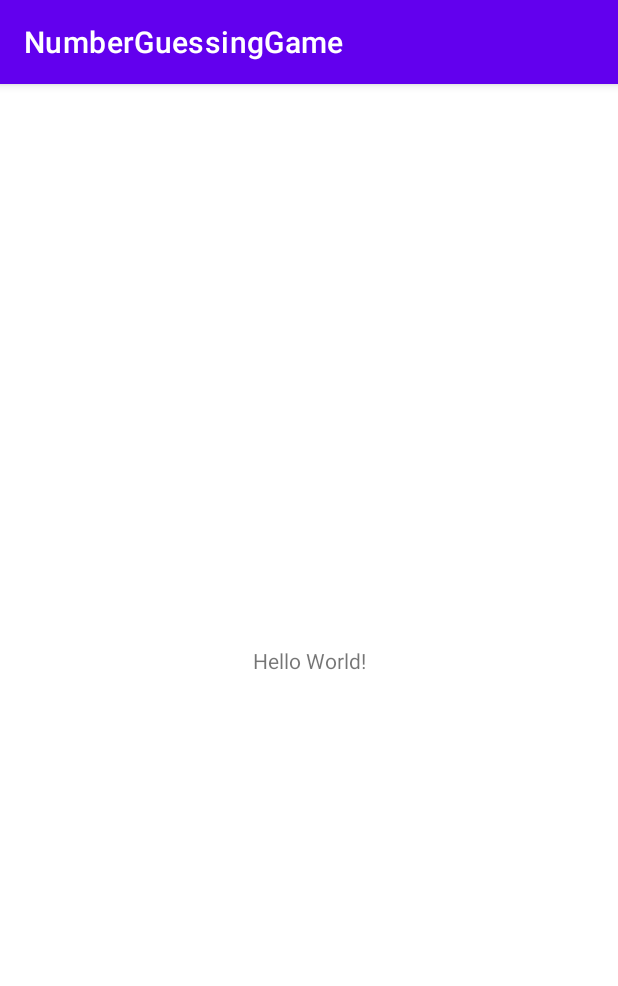
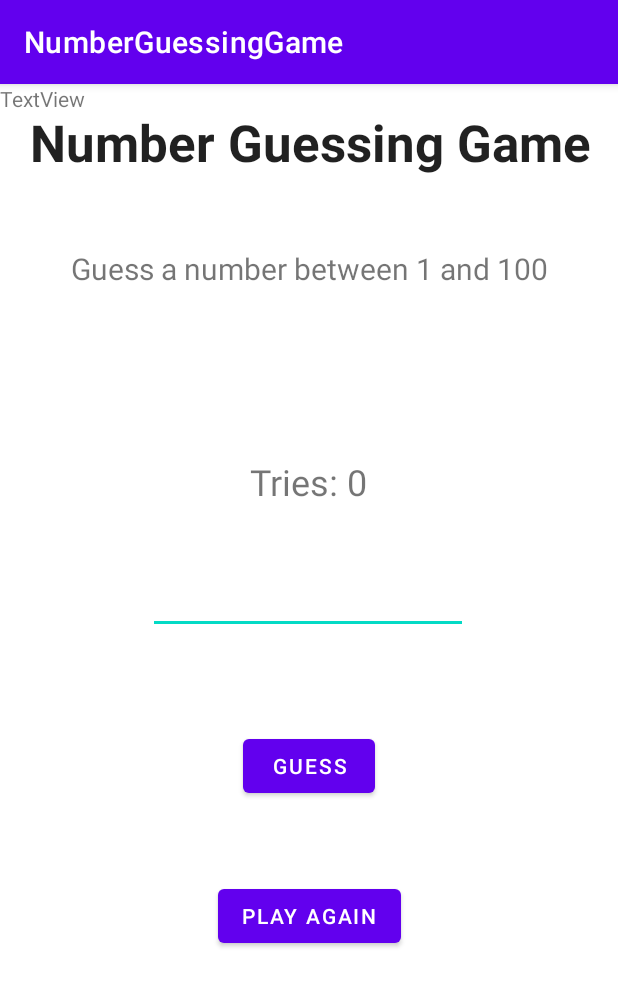
Before and after one commit to ShemarS/Nuumber-Guessing-Game, an Android app: the screen it shows after launch (MainActivity), on a phone screen of 412 x 824 dp. Shown: the top 986 px of the screen. Run offline under Robolectric (Android 15) with nearby library versions, the phone set to English and light mode, and no system bars.

Commit message:
fixed UI and created generate function

```diff
--- a/app/build.gradle
+++ b/app/build.gradle
@@ -1,6 +1,7 @@
 plugins {
     id 'com.android.application'
     id 'kotlin-android'
+    id 'kotlin-android-extensions'
 }
 
 android {
--- a/app/src/main/java/com/example/numberguessinggame/MainActivity.kt
+++ b/app/src/main/java/com/example/numberguessinggame/MainActivity.kt
@@ -2,14 +2,38 @@ package com.example.numberguessinggame
 
 import androidx.appcompat.app.AppCompatActivity
 import android.os.Bundle
+import android.view.View
+import kotlinx.android.synthetic.main.activity_main.*
+import kotlin.random.Random
 
 class MainActivity : AppCompatActivity() {
+
+    var tries = 0
+    val LIMIT = 100
+    var correctNumber = generateRandom()
+
+
     override fun onCreate(savedInstanceState: Bundle?) {
         super.onCreate(savedInstanceState)
         setContentView(R.layout.activity_main)
+
+        triesTextView.text = "Tries: $tries"
     }
 
-    fun testFunction() {
-        val hmm = "hopefully this works now :/ "
+    private fun generateRandom(): Int {
+        val correctNumber = Random.nextInt(LIMIT)
+
+        return correctNumber
     }
+
+    fun guess(view: View) {
+        var guessedNumber = userInputTextNumber.text
+        tries++
+        triesTextView.text = "Tries: $tries"
+
+        textView.text = correctNumber.toString()
+
+    }
+
+
 }
--- a/app/src/main/res/layout/activity_main.xml
+++ b/app/src/main/res/layout/activity_main.xml
@@ -7,12 +7,79 @@
     tools:context=".MainActivity">
 
     <TextView
+        android:id="@+id/introTextView"
         android:layout_width="wrap_content"
         android:layout_height="wrap_content"
-        android:text="Hello World!"
-        app:layout_constraintBottom_toBottomOf="parent"
-        app:layout_constraintLeft_toLeftOf="parent"
-        app:layout_constraintRight_toRightOf="parent"
+        android:layout_marginStart="20dp"
+        android:layout_marginTop="16dp"
+        android:text="Number Guessing Game"
+        android:textAppearance="@style/TextAppearance.AppCompat.Large"
+        android:textSize="34sp"
+        android:textStyle="bold"
+        app:layout_constraintStart_toStartOf="parent"
         app:layout_constraintTop_toTopOf="parent" />
 
+    <TextView
+        android:id="@+id/intro2TextView"
+        android:layout_width="wrap_content"
+        android:layout_height="wrap_content"
+        android:layout_marginTop="48dp"
+        android:text="Guess a number between 1 and 100"
+        android:textSize="20sp"
+        app:layout_constraintEnd_toEndOf="parent"
+        app:layout_constraintStart_toStartOf="parent"
+        app:layout_constraintTop_toBottomOf="@+id/introTextView" />
+
+    <TextView
+        android:id="@+id/triesTextView"
+        android:layout_width="wrap_content"
+        android:layout_height="wrap_content"
+        android:layout_marginTop="112dp"
+        android:text="Number of tries: "
+        android:textSize="24sp"
+        app:layout_constraintEnd_toEndOf="@+id/userInputTextNumber"
+        app:layout_constraintStart_toStartOf="@+id/userInputTextNumber"
+        app:layout_constraintTop_toBottomOf="@+id/intro2TextView" />
+
+    <EditText
+        android:id="@+id/userInputTextNumber"
+        android:layout_width="wrap_content"
+        android:layout_height="wrap_content"
+        android:layout_marginTop="40dp"
+        android:ems="10"
+        android:inputType="number"
+        app:layout_constraintEnd_toEndOf="parent"
+        app:layout_constraintHorizontal_bias="0.497"
+        app:layout_constraintStart_toStartOf="parent"
+        app:layout_constraintTop_toBottomOf="@+id/triesTextView" />
+
+    <Button
+        android:id="@+id/playAgainButton"
+        android:layout_width="wrap_content"
+        android:layout_height="wrap_content"
+        android:layout_marginTop="52dp"
+        android:text="Play again"
+        app:layout_constraintEnd_toEndOf="parent"
+        app:layout_constraintStart_toStartOf="parent"
+        app:layout_constraintTop_toBottomOf="@+id/guessButton" />
+
+    <Button
+        android:id="@+id/guessButton"
+        android:layout_width="wrap_content"
+        android:layout_height="wrap_content"
+        android:layout_marginTop="64dp"
+        android:onClick="guess"
+        android:text="Guess"
+        app:layout_constraintEnd_toEndOf="parent"
+        app:layout_constraintStart_toStartOf="parent"
+        app:layout_constraintTop_toBottomOf="@+id/userInputTextNumber" />
+
+    <TextView
+        android:id="@+id/textView"
+        android:layout_width="wrap_content"
+        android:layout_height="wrap_content"
+        android:text="TextView"
+        tools:layout_editor_absoluteX="162dp"
+        tools:layout_editor_absoluteY="623dp" />
+
 </androidx.constraintlayout.widget.ConstraintLayout>
```
